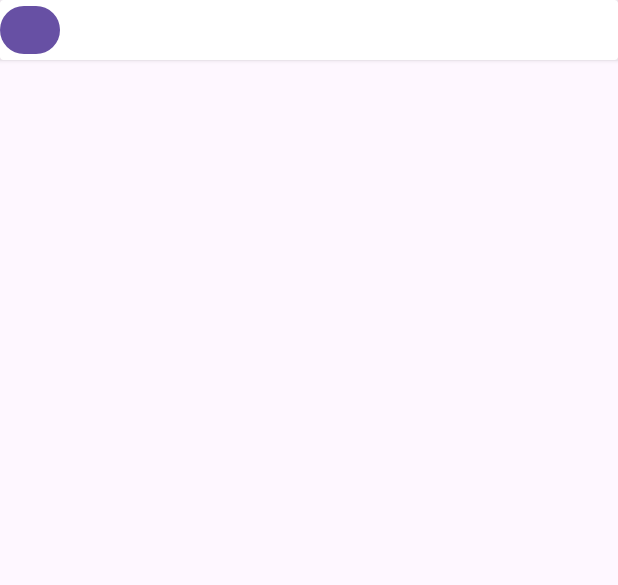
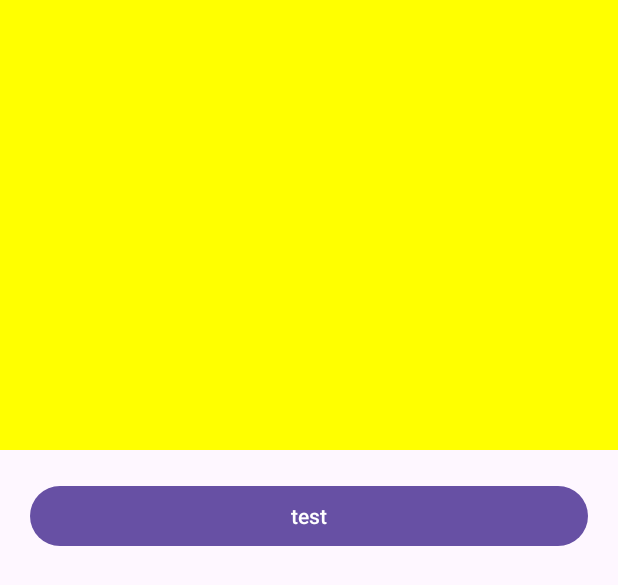
Before and after one commit to KT-Beak-Ho/Front_end, an Android app: the layout fragment_home_joblist.xml on its own in the app's theme, with its tools: preview values and no code run, on a phone screen of 412 x 824 dp. Shown: the top 585 px of the screen. Run offline under Robolectric (Android 15) with nearby library versions, the phone set to English and light mode, and no system bars.

Commit message:
gitgiti
sex

```diff
--- a/app/src/main/java/com/example/jikgong/view/main/MainActivity.kt
+++ b/app/src/main/java/com/example/jikgong/view/main/MainActivity.kt
@@ -16,12 +16,6 @@ class MainActivity : AppCompatActivity() {
         binding = ActivityMainBinding.inflate(layoutInflater)
         setContentView(binding.root)
 
-        binding.test.setOnClickListener(){
-            val fragmentTransaction = supportFragmentManager.beginTransaction()
-            fragmentTransaction.replace(R.id.frame_layout, HomeMapFragment())
-            // 프래그먼트를 프레임 레이아웃에 대체
-            fragmentTransaction.commit() // 트랜잭션 완료 = 커밋.
-        }
 
         //  광고 캐러셀 시작
         //  광고 캐러셀 끝
--- a/app/src/main/java/com/example/jikgong/view/main/home/HomeMapFragment.kt
+++ b/app/src/main/java/com/example/jikgong/view/main/home/HomeMapFragment.kt
@@ -8,7 +8,6 @@ import android.view.ViewGroup
 import com.example.jikgong.R
 
 class HomeMapFragment : Fragment() {
-
     override fun onCreate(savedInstanceState: Bundle?) {
         super.onCreate(savedInstanceState)
         arguments?.let {
--- a/app/src/main/res/layout/fragment_home_joblist.xml
+++ b/app/src/main/res/layout/fragment_home_joblist.xml
@@ -9,44 +9,25 @@
 
     <!-- TODO: Update blank fragment layout -->
     <FrameLayout
-    android:id="@+id/home_job_list"
-    android:layout_width="match_parent"
-    android:layout_height="match_parent" >
-        <TextView
-            android:id="@+id/textView"
-            android:layout_width="match_parent"
-            android:layout_height="wrap_content"
-            android:text="홈" />
+        android:id="@+id/frame_layout"
+        android:layout_width="match_parent"
+        android:layout_height="300dp"
+        app:layout_constraintTop_toTopOf="parent"
+        android:background="#FFFF00"
+        />
 
-        <TextView
-            android:id="@+id/ad"
-            android:layout_width="match_parent"
-            android:layout_height="60dp"
-            android:text="광고"
-            app:layout_constraintTop_toBottomOf="@+id/textView" />
+    <Button
+        android:id="@+id/test"
+        android:layout_width="match_parent"
+        android:layout_height="wrap_content"
+        android:layout_margin="20dp"
+        android:layout_marginBottom="380dp"
+        android:text="test"
+        app:layout_constraintTop_toBottomOf="@+id/frame_layout"
+        app:layout_constraintVertical_bias="1.0"
+        tools:layout_editor_absoluteX="0dp" />
 
-        <androidx.cardview.widget.CardView
-            android:id="@+id/filter"
-            app:layout_constraintTop_toBottomOf="@+id/ad"
-            android:layout_width="match_parent"
-            android:layout_height="wrap_content">
-            <Button
-                android:id="@+id/one"
-                android:layout_width="40dp"
-                android:layout_height="40dp"
-                android:text="test1"
-                android:textColor="@color/white"
-                />
-        </androidx.cardview.widget.CardView>
-
-        <TextView
-            android:id="@+id/list"
-            android:layout_width="match_parent"
-            android:layout_height="wrap_content"
-            android:text="어시발?"
-            app:layout_constraintTop_toBottomOf="@+id/filter" />
-    </FrameLayout>
-<!--    <TextView-->
+    <!--    <TextView-->
 <!--        android:id="@+id/textView"-->
 <!--        android:layout_width="match_parent"-->
 <!--        android:layout_height="wrap_content"-->
```
Also changed, not shown: app/src/main/java/com/example/jikgong/view/main/home/HomeJobListFragment.kt (+11 -1 lines), app/src/main/res/layout/activity_main.xml (+0 -15 lines), app/src/main/res/layout/fragment_home_map.xml (+3 -10 lines), app/src/main/res/navigation/home_nav.xml (+6 -5 lines), 1 other file.
